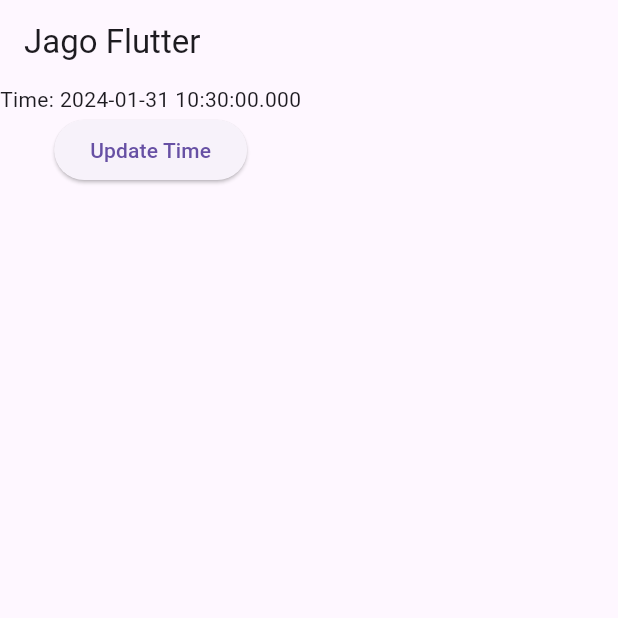
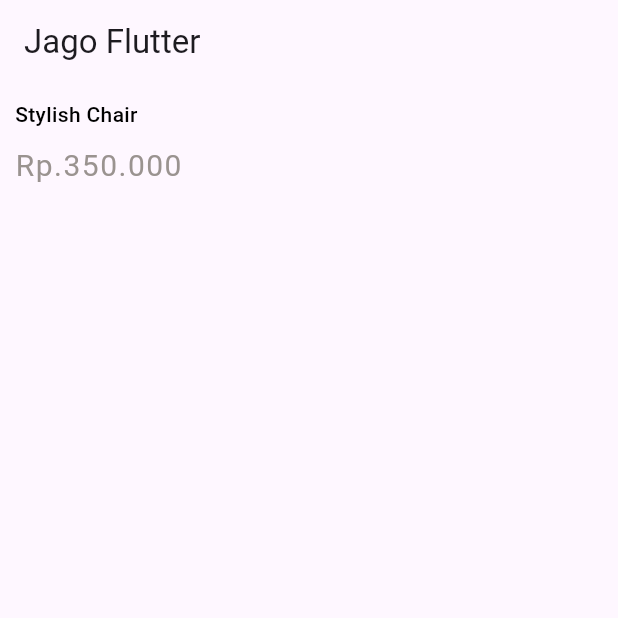
Before and after one commit to MuhammadIbraAlfathar/flutter-basic, a Flutter app: the screen it shows after launch, on a phone screen of 412 x 824 dp, the top half of it. Run offline on Flutter 3.47's test engine with Material 3 defaults, Android fonts, the phone set to English and light mode, and no system bars.

Commit message:
belajar membuat column di flutter

```diff
--- a/lib/main.dart
+++ b/lib/main.dart
@@ -33,10 +33,46 @@ class MyApp extends StatelessWidget {
         // useMaterial3: true,
       ),
       home: Scaffold(
-        appBar: AppBar(
-          title: const Text("Jago Flutter"),
-        ),
-        body: const ChangeTimeWidget(),
+          appBar: AppBar(
+            title: const Text("Jago Flutter"),
+          ),
+          body: const ColumnExample()),
+    );
+  }
+}
+
+class ColumnExample extends StatefulWidget {
+  const ColumnExample({super.key});
+
+  @override
+  State<ColumnExample> createState() => _ColumnExample();
+}
+
+class _ColumnExample extends State<ColumnExample> {
+  @override
+  Widget build(BuildContext context) {
+    return Container(
+      padding: const EdgeInsets.all(10.0),
+      child: const Column(
+        crossAxisAlignment: CrossAxisAlignment.start,
+        children: [
+          Text(
+            'Stylish Chair',
+            style: TextStyle(
+                color: Colors.black, fontSize: 14, fontWeight: FontWeight.w500),
+          ),
+          SizedBox(
+            height: 10,
+          ),
+          Text(
+            'Rp.350.000',
+            style: TextStyle(
+                fontSize: 20,
+                color: Color(0xFF9A9390),
+                fontWeight: FontWeight.w400,
+                letterSpacing: 1),
+          )
+        ],
       ),
     );
   }
@@ -44,16 +80,6 @@ class MyApp extends StatelessWidget {
 
 class MyHomePage extends StatefulWidget {
   const MyHomePage({super.key, required this.title});
-
-  // This widget is the home page of your application. It is stateful, meaning
-  // that it has a State object (defined below) that contains fields that affect
-  // how it looks.
-
-  // This class is the configuration for the state. It holds the values (in this
-  // case the title) provided by the parent (in this case the App widget) and
-  // used by the build method of the State. Fields in a Widget subclass are
-  // always marked "final".
-
   final String title;
 
   @override
@@ -91,23 +117,12 @@ class _MyHomePageState extends State<MyHomePage> {
 
   void _incrementCounter() {
     setState(() {
-      // This call to setState tells the Flutter framework that something has
-      // changed in this State, which causes it to rerun the build method below
-      // so that the display can reflect the updated values. If we changed
-      // _counter without calling setState(), then the build method would not be
-      // called again, and so nothing would appear to happen.
       _counter++;
     });
   }
 
   @override
   Widget build(BuildContext context) {
-    // This method is rerun every time setState is called, for instance as done
-    // by the _incrementCounter method above.
-    //
-    // The Flutter framework has been optimized to make rerunning build methods
-    // fast, so that you can just rebuild anything that needs updating rather
-    // than having to individually change instances of widgets.
     return Scaffold(
       appBar: AppBar(
         // TRY THIS: Try changing the color here to a specific color (to
```
